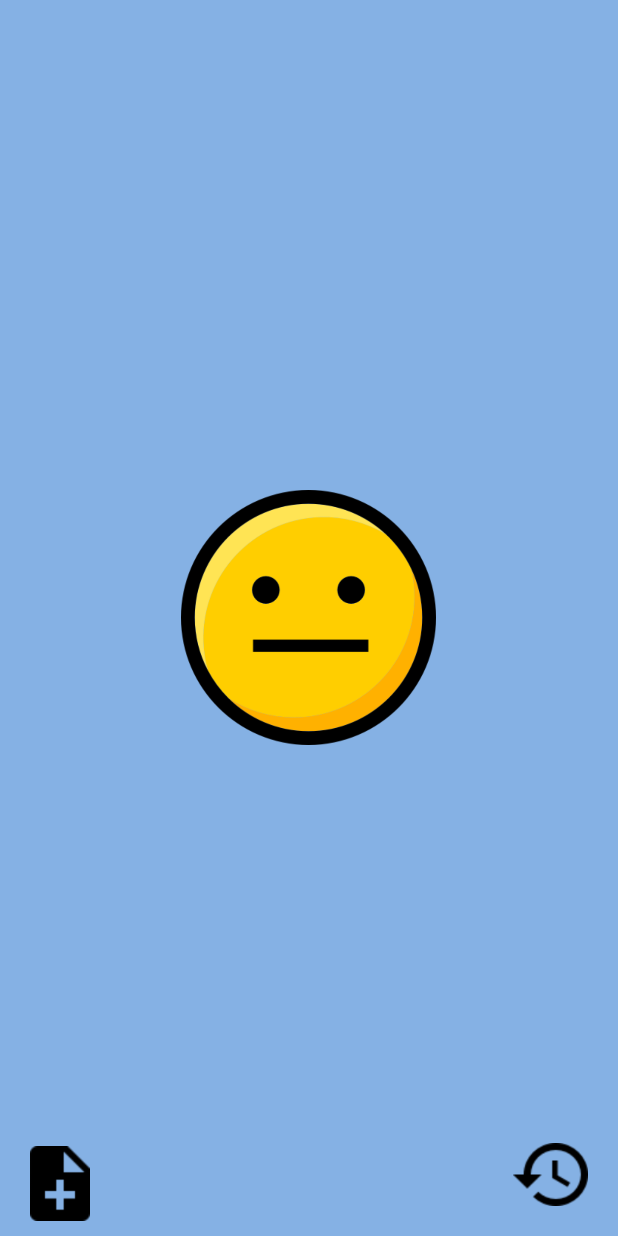
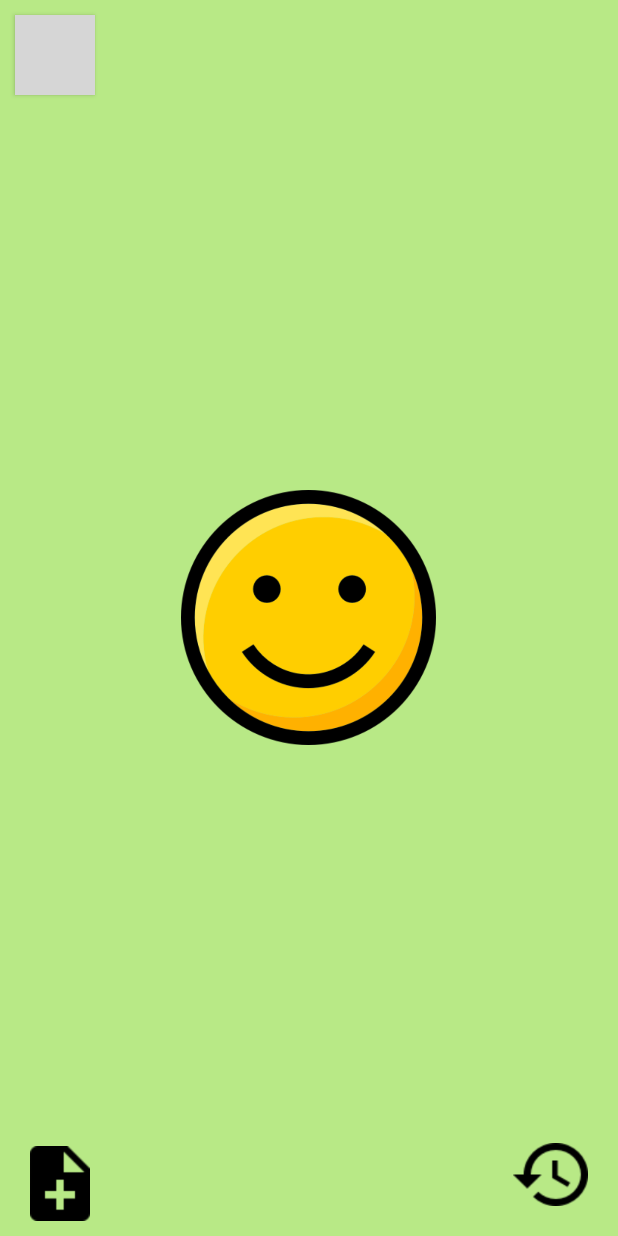
Before and after one commit to Bbenforado/MoodTracker, an Android app: the screen it shows after launch (MainActivity), on a phone screen of 412 x 824 dp. Run offline under Robolectric (Android 15) with nearby library versions, the phone set to English and light mode, and no system bars; grey boxes are pictures that could not be loaded.

Commit message:
-Changed the way to save the dates. Replaced the LocalDate with a simple getTimeInMillis (LocalDate was only for API >= 26 -Added a share button to the main activity

```diff
--- a/app/build.gradle
+++ b/app/build.gradle
@@ -4,7 +4,7 @@ android {
     compileSdkVersion 28
     defaultConfig {
         applicationId "com.example.blanche.moodtracker"
-        minSdkVersion 26
+        minSdkVersion 15
         targetSdkVersion 28
         versionCode 1
         versionName "1.0"
--- a/app/src/main/AndroidManifest.xml
+++ b/app/src/main/AndroidManifest.xml
@@ -9,9 +9,6 @@
         android:roundIcon="@mipmap/ic_launcher_round"
         android:supportsRtl="true"
         android:theme="@style/AppTheme">
-        <receiver android:name="com.example.blanche.moodtracker.controller.AlarmReceiver">
-
-        </receiver>
         <activity android:name=".controller.MainActivity">
             <intent-filter>
                 <action android:name="android.intent.action.MAIN" />
--- a/app/src/main/java/com/example/blanche/moodtracker/Fragments/FragmentPage.java
+++ b/app/src/main/java/com/example/blanche/moodtracker/Fragments/FragmentPage.java
@@ -14,34 +14,27 @@ import android.widget.Button;
 import android.widget.EditText;
 import android.widget.ImageView;
 import android.widget.RelativeLayout;
-
 import com.example.blanche.moodtracker.R;
 import com.example.blanche.moodtracker.controller.HistoricActivity;
-import com.example.blanche.moodtracker.controller.Utils;
-
 import static com.example.blanche.moodtracker.controller.MainActivity.APP_PREFERENCES;
-
-
 
 /**
  * A simple {@link Fragment} subclass.
  */
 public class FragmentPage extends Fragment {
 
-
-
     //create keys for the bundle
     private static final String KEY_POSITION = "position";
     private static final String KEY_COLOR = "color";
     private static final String KEY_IMAGE = "image";
     public static final String KEY_COMMENT = "comment";
-
+    public static final String KEY_TEXT = "text";
 
     public FragmentPage() {
         // Required empty public constructor
     }
 
-    public static FragmentPage newInstance(int position, int color, int image) {
+    public static FragmentPage newInstance(int position, int color, int image, String text) {
         //create new fragment
         FragmentPage fragment = new FragmentPage();
 
@@ -49,11 +42,11 @@ public class FragmentPage extends Fragment {
         args.putInt(KEY_POSITION, position);
         args.putInt(KEY_COLOR, color);
         args.putInt(KEY_IMAGE, image);
+        args.putString(KEY_TEXT, text);
         fragment.setArguments(args);
 
         return fragment;
     }
-
 
     @Override
     public View onCreateView(LayoutInflater inflater, ViewGroup container,
@@ -61,42 +54,59 @@ public class FragmentPage extends Fragment {
         // Inflate the layout for this fragment
         View result = inflater.inflate(R.layout.fragment_fragment_page, container, false);
 
-
-        //on recupère les vues dont on a besoin
+        //retrieve views that are needed
         RelativeLayout relativeLayout = result.findViewById(R.id.slideRelativeLayout);
         ImageView imageView = result.findViewById(R.id.slideImage);
+        Button shareButton = result.findViewById(R.id.buttonShare);
 
-        //on récupère les données du bundle
+        //retrieve bundle data
         int position = getArguments().getInt(KEY_POSITION, -1);
         int color = getArguments().getInt(KEY_COLOR, -1);
         int image = getArguments().getInt(KEY_IMAGE, -1);
-
-
+        String text = getArguments().getString(KEY_TEXT, null);
         initButtons(result);
 
         relativeLayout.setBackgroundColor(color);
         imageView.setImageResource(image);
+        shareButton.setTag(text);
 
         return result;
     }
 
+    /**
+     * Retrieve the views we need (two buttons) and link the widgets with the id
+     * Implements the OnClick() methods for each button
+     * Historic button = launch the historic activity that display the 7 last days' moods
+     * Comment button = display Alertdialog to allow the user to save one comment
+     * @param v , the view displayed
+     */
+    private void initButtons(View v) {
+        initHistoricButton(v);
+        initCommentButton(v);
+        initShareButton(v);
+    }
 
-    //method that implements onClick methods for the buttons
-    private void initButtons(View v) {
-        Button historicButton = v.findViewById(R.id.historicButton);
-        historicButton.setOnClickListener(new View.OnClickListener() {
+    private void initShareButton(View v) {
+        Button shareButton = v.findViewById(R.id.buttonShare);
+        shareButton.setOnClickListener(new View.OnClickListener() {
             @Override
             public void onClick(View v) {
-                //display historic activity
-                Intent historicActivity = new Intent(v.getContext(), HistoricActivity.class);
-                startActivity(historicActivity);
+                shareIt(v);
             }
         });
+    }
 
+    private void initCommentButton(View v) {
         Button commentButton = v.findViewById(R.id.commentButton);
         commentButton.setOnClickListener(new View.OnClickListener() {
             @Override
             public void onClick(View v) {
+                displayAlertDialog(v);
+            }
+        });
+    }
+
+    private void displayAlertDialog(View v) {
         AlertDialog.Builder builder = new AlertDialog.Builder(v.getContext());
         final EditText editText = new EditText(v.getContext());
         builder.setMessage("Commentaire:")
@@ -118,6 +128,27 @@ public class FragmentPage extends Fragment {
                 .create()
                 .show();
     }
+
+    private void initHistoricButton(View v) {
+        Button historicButton = v.findViewById(R.id.historicButton);
+        historicButton.setOnClickListener(new View.OnClickListener() {
+            @Override
+            public void onClick(View v) {
+                //display historic activity
+                Intent historicActivity = new Intent(v.getContext(), HistoricActivity.class);
+                startActivity(historicActivity);
+            }
         });
     }
+
+    private void shareIt(View v) {
+        Intent sharingIntent = new Intent(android.content.Intent.ACTION_SEND);
+        sharingIntent.setType("text/plain");
+        String shareBody = (String) v.getTag();
+        sharingIntent.putExtra(Intent.EXTRA_SUBJECT, "My mood today");
+        sharingIntent.putExtra(android.content.Intent.EXTRA_TEXT, shareBody);
+        startActivity(Intent.createChooser(sharingIntent, "Share via"));
     }
+
+
+}
--- a/app/src/main/java/com/example/blanche/moodtracker/adapters/PageAdapter.java
+++ b/app/src/main/java/com/example/blanche/moodtracker/adapters/PageAdapter.java
@@ -3,8 +3,6 @@ package com.example.blanche.moodtracker.adapters;
 import android.support.v4.app.Fragment;
 import android.support.v4.app.FragmentManager;
 import android.support.v4.app.FragmentPagerAdapter;
-
-
 import com.example.blanche.moodtracker.Fragments.FragmentPage;
 import com.example.blanche.moodtracker.R;
 
@@ -12,37 +10,48 @@ public class PageAdapter extends FragmentPagerAdapter {
 
     private static int NUMBER_OF_PAGES = 5;
 
-    private int currentPosition;
-
     //array of color
-    private int[] backgroundColorsList;
+    private int[] backgroundColorsArray;
 
     //array of images
-    private int[] smileysImagesList = {
+    private int[] smileysImagesArray = {
             R.drawable.smiley_super_happy,
             R.drawable.smiley_happy,
             R.drawable.smiley_normal,
             R.drawable.smiley_disappointed,
             R.drawable.smiley_sad
     };
-
+    private String[] contentToShare = {
+            "J'ai trop la pêche!",
+            "Tout roule!",
+            "Rien de ouf aujourd'hui...",
+            "ça va moyen-moyen...",
+            "Trop déprimé(e) aujourd'hui..."
+    };
 
     //builder
-    public PageAdapter(FragmentManager fragmentManager, int[] backgroundColorsList) {
+    public PageAdapter(FragmentManager fragmentManager, int[] backgroundColorsArray) {
         super(fragmentManager);
-        this.backgroundColorsList = backgroundColorsList;
+        this.backgroundColorsArray = backgroundColorsArray;
+    }
+
+    /**
+     * Return one fragment to display
+     * with one background color of the background color array
+     * and one image of the image array
+     * @param position
+     * @return the fragment to display
+     */
+    @Override
+    public Fragment getItem(int position) {
+        return FragmentPage.newInstance(position, this.backgroundColorsArray[position], this.smileysImagesArray[position], this.contentToShare[position]);
     }
 
 
-    @Override
-    public Fragment getItem(int position) {
-        return FragmentPage.newInstance(position, this.backgroundColorsList[position], this.smileysImagesList[position]);
-
-
-    }
-
-
-    //number of pages to show
+    /**
+     * Number of pages to create
+     * @return the number of pages we want
+     */
     @Override
     public int getCount() {
         return NUMBER_OF_PAGES;
--- a/app/src/main/java/com/example/blanche/moodtracker/controller/MainActivity.java
+++ b/app/src/main/java/com/example/blanche/moodtracker/controller/MainActivity.java
@@ -6,8 +6,8 @@ import android.os.Bundle;
 import com.example.blanche.moodtracker.R;
 import com.example.blanche.moodtracker.adapters.PageAdapter;
 import com.example.blanche.moodtracker.models.Mood;
-import java.time.LocalDate;
-import java.time.temporal.ChronoUnit;
+import java.util.Calendar;
+
 import static com.example.blanche.moodtracker.Fragments.FragmentPage.KEY_COMMENT;
 import static com.example.blanche.moodtracker.controller.Utils.addMood;
 
@@ -18,10 +18,12 @@ public class MainActivity extends AppCompatActivity {
     public static final String KEY_MOOD_SELECTED = "moodSelected";
     public static final String KEY_DATE = "date";
     public static final String APP_PREFERENCES = "appPreferences";
+    public static final long DAY_IN_MILLIS = 24*60*60*1000;
 
     @Override
     protected void onStart() {
         super.onStart();
+        System.out.println("ON START MAIN");
         checkTime();
     }
 
@@ -29,21 +31,25 @@ public class MainActivity extends AppCompatActivity {
     protected void onCreate(Bundle savedInstanceState) {
         super.onCreate(savedInstanceState);
         setContentView(R.layout.activity_main);
+        System.out.println("ON CREATE MAIN");
 
         preferences = getSharedPreferences(APP_PREFERENCES, MODE_PRIVATE);
 
         this.configureVerticalViewPager();
-
         setTheDefaultFragment();
     }
 
     @Override
     protected void onStop() {
         super.onStop();
+        System.out.println("ON STOP MAIN");
         saveMood();
         saveDate();
     }
 
+    /**
+     * Save the mood selected in the preferences (KEY_MOOD_SELECTED)
+     */
     private void saveMood() {
         //get the current fragment selected
         int currentFragment = verticalViewPager.getCurrentItem() + 1;
@@ -51,12 +57,13 @@ public class MainActivity extends AppCompatActivity {
         preferences.edit().putInt(KEY_MOOD_SELECTED, currentFragment).apply();
     }
 
+    /**
+     * Save the date in the preferences (KEY_DATE)
+     */
     private void saveDate() {
-        //save in the preferences the date when it has been saved
-        LocalDate currentDate = LocalDate.now();
-        String date = currentDate.toString();
-        preferences.edit().putString(KEY_DATE, date).apply();
-        System.out.println("datewhensaved = " + date);
+        long timeWhenSaved = Calendar.getInstance().getTimeInMillis();
+        preferences.edit().putLong(KEY_DATE, timeWhenSaved).apply();
+        System.out.println("datewhensaved = " + preferences.getLong(KEY_DATE, 0));
     }
 
     private void configureVerticalViewPager() {
@@ -67,44 +74,58 @@ public class MainActivity extends AppCompatActivity {
         });
     }
 
+    /**
+     * Determine what fragment to display when we launch the app, depending on if a mood is already saved or not
+     */
     private void setTheDefaultFragment() {
         int lastMoodSelected = preferences.getInt(KEY_MOOD_SELECTED, 0);
-        //si on a déjà selectionné une humeur, alors on set le current fragment à cette humeur, sinon on affiche le fragment par défaut
         if (lastMoodSelected != 0) {
             verticalViewPager.setCurrentItem(lastMoodSelected - 1);
         } else {
-            verticalViewPager.setCurrentItem(2);
+            verticalViewPager.setCurrentItem(1);
         }
     }
 
+    /**
+     * Compares current date to last saved date to know how many days passed between two dates.
+     * if it s the same day, doesn't create new mood
+     * if one day or more passed, creates one mood for each day passed, and adds it to the array of mood in the preferences
+     */
     private void checkTime() {
         //retrieve the date saved when we saved the last mood
-        String date = preferences.getString(KEY_DATE, null);
-        LocalDate dateWhenSaved = LocalDate.parse(date);
+        long timeWhenSaved = preferences.getLong(KEY_DATE, 0);
+        System.out.println("time when saved = " + timeWhenSaved);
 
-        if (dateWhenSaved != null) {
+        if (timeWhenSaved != 0) {
             //get the current date
-            LocalDate currentDate = LocalDate.now();
-
+            long currentDate = Calendar.getInstance().getTimeInMillis();
             System.out.println("current date = " + currentDate);
-            System.out.println("pref date = " + dateWhenSaved);
-
-            long daysBetween = ChronoUnit.DAYS.between(dateWhenSaved, currentDate);
-
-            System.out.println("days between  = " + daysBetween);
-
-            //retrieve the moods, depending on the numbers of days between last date saved and current date
-            retrievePassedMood(daysBetween);
+            //get the time when we saved at midnight (at the beginning of the day)
+            long timeRemain = timeWhenSaved % DAY_IN_MILLIS;
+            System.out.println("timeremain = " + timeRemain);
+            long atMidnight = timeWhenSaved - timeRemain;
+            //see how many days passed between current time and last day we saved mood(at midnight)
+            long timeBetween = currentDate - atMidnight;
+            if(timeBetween >= DAY_IN_MILLIS) {
+                double nbrOfDay = Math.floor(timeBetween/DAY_IN_MILLIS);
+                if(nbrOfDay != 0) {
+                    //for each day passed we create a mood
+                    for(int i = 0; i < nbrOfDay; i ++) {
+                        retrievePassedMood(nbrOfDay);
+                        System.out.println("days between  = " + nbrOfDay);
+                    }
+                }
+            }
         }
     }
 
     private void setPreferencesToNull() {
         preferences.edit().putInt(KEY_MOOD_SELECTED, 0).apply();
         preferences.edit().putString(KEY_COMMENT, null).apply();
-        preferences.edit().putString(KEY_DATE, null).apply();
+        preferences.edit().putLong(KEY_DATE, 0).apply();
     }
 
-    private void retrievePassedMood(long daysBetween) {
+    private void retrievePassedMood(double daysBetween) {
         for (int i = 0; i < daysBetween; i++) {
             int mood = preferences.getInt(KEY_MOOD_SELECTED, 0);
             String comment = preferences.getString(KEY_COMMENT, null);
--- a/app/src/main/java/com/example/blanche/moodtracker/controller/VerticalViewPager.java
+++ b/app/src/main/java/com/example/blanche/moodtracker/controller/VerticalViewPager.java
@@ -8,8 +8,6 @@ import android.view.View;
 
 
 public class VerticalViewPager extends ViewPager {
-
-
 
     public VerticalViewPager(Context context) {
         this(context, null);
--- a/app/src/main/res/layout/fragment_fragment_page.xml
+++ b/app/src/main/res/layout/fragment_fragment_page.xml
@@ -21,6 +21,15 @@
         android:layout_alignParentBottom="true"
         android:background="@drawable/ic_note_add_black"/>
 
+    <Button
+        android:id="@+id/buttonShare"
+        android:layout_width="80px"
+        android:layout_height="80px"
+        android:layout_marginLeft="10dp"
+        android:layout_marginTop="10dp"
+        android:layout_marginBottom="10dp"
+        android:background="@drawable/ic_action_share"
+        />
 
     <Button
         android:id="@+id/historicButton"
```
Also changed, not shown: app/src/main/java/com/example/blanche/moodtracker/controller/AlarmReceiver.java (deleted, +0 -29 lines), app/src/main/java/com/example/blanche/moodtracker/controller/HistoricActivity.java (+76 -25 lines), app/src/main/java/com/example/blanche/moodtracker/controller/Utils.java (+17 -19 lines), app/src/main/java/com/example/blanche/moodtracker/controller/VerticalPageTransformer.java (deleted, +0 -23 lines), app/src/main/java/com/example/blanche/moodtracker/models/Mood.java (+12 -33 lines). Lines whose indentation alone changed are shown as unchanged.
